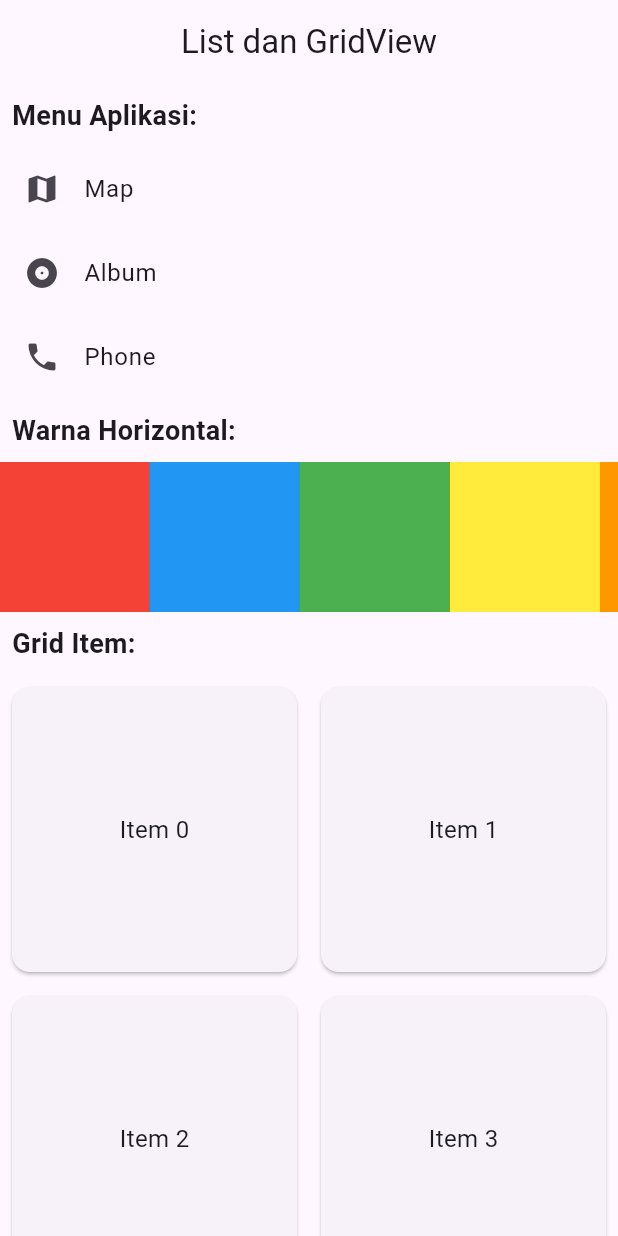
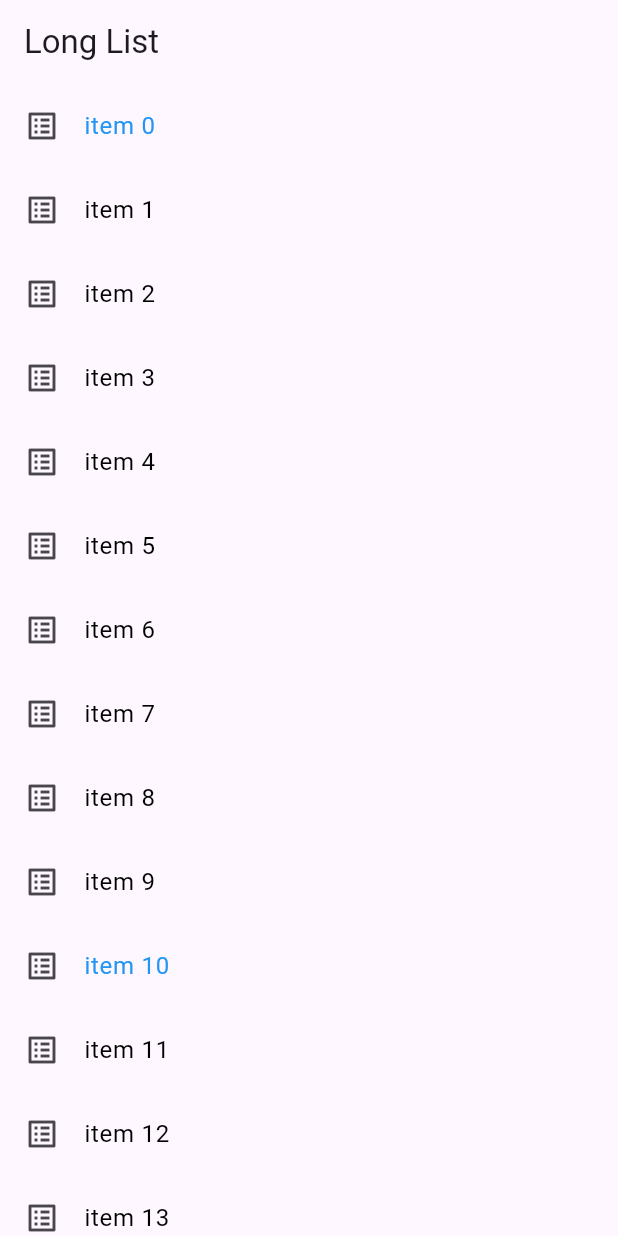
Before and after one commit to callulaazkiyapebrine/flutter_application_ula, a Flutter app: the screen it shows after launch, on a phone screen of 412 x 824 dp. Run offline on Flutter 3.47's test engine with Material 3 defaults, Android fonts, the phone set to English and light mode, and no system bars.

Commit message:
megumpulkan tugas

```diff
--- /dev/null
+++ b/lib/long_list.dart
@@ -0,0 +1,32 @@
+import 'package:flutter/material.dart';
+
+class LongList extends StatelessWidget{
+  const LongList({super.key});
+
+  @override
+  Widget build(BuildContext context) {
+   // Data source: 1000 item contoh
+   final List<String> items = List<String>.generate(1000, (i) => 'item $i');
+
+   return Scaffold(
+    appBar: AppBar(title: const Text('Long List')),
+    body: ListView.builder(
+      itemCount: items.length,
+      // PrototyprItem membantu flutter mengetahuin tinggi item
+      prototypeItem: ListTile(title: Text(items.first)),
+      itemBuilder: (context, index) {
+        // Setiap item berupa ListTile dengan teks sesuai data source
+        return ListTile(
+          leading: const Icon(Icons.list_alt),
+          title: Text(
+            items[index],
+            style: TextStyle(
+              color: index % 10 == 00 ? Colors.blue : Colors.black
+              ),
+            ),
+          );
+        },
+     ),
+   );
+  }
+}
--- a/lib/main.dart
+++ b/lib/main.dart
@@ -1,5 +1,5 @@
 import 'package:flutter/material.dart';
-import 'package:flutter_application_ula/tugas_mandiri.dart';
+import 'package:flutter_application_ula/long_list.dart';
 
 void main() {
   runApp(const MainApp());
@@ -13,7 +13,7 @@ class MainApp extends StatelessWidget {
     return const MaterialApp(
       debugShowCheckedModeBanner: false,
       title: "Aplikasi Flutter",
-      home: MyApp (), // ini halaman utama
+      home: LongList (), // ini halaman utama
     );
   }
 }
```
Also changed, not shown: lib/spaced_list.dart (added, +51 -0 lines).
